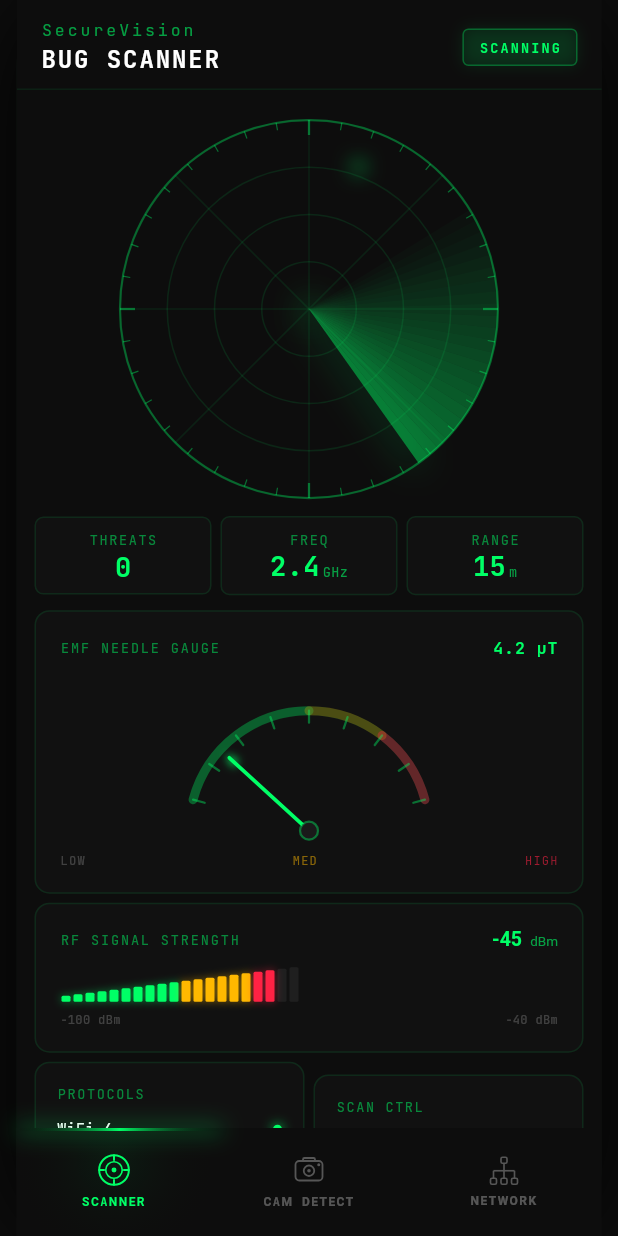
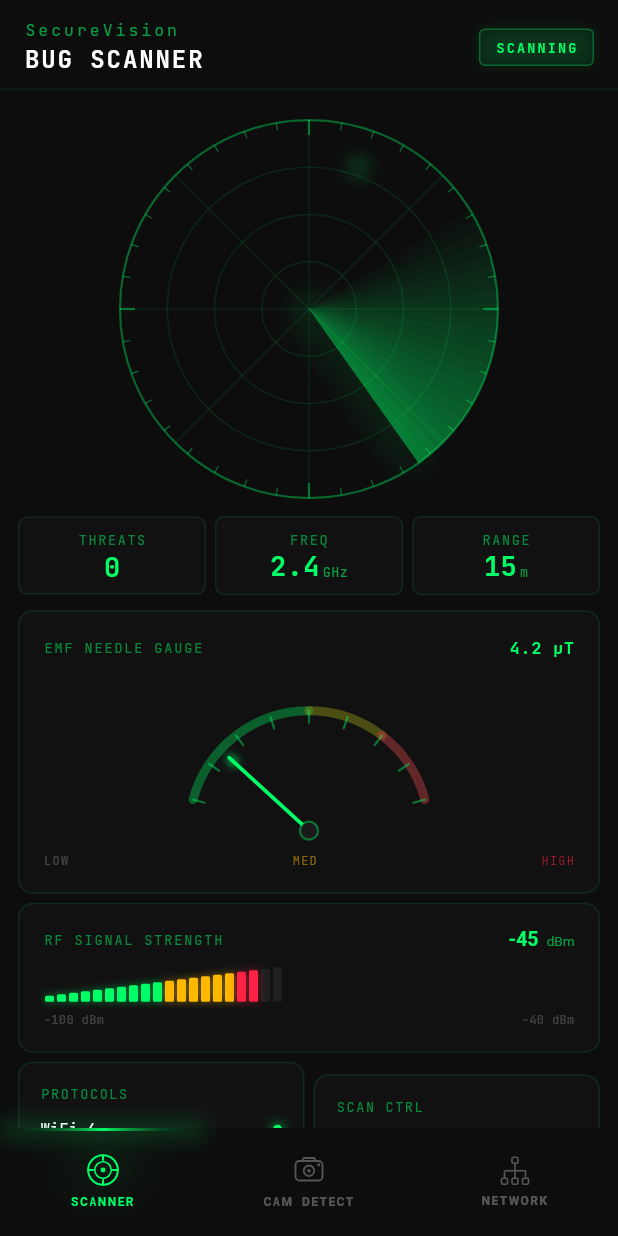
Before and after one commit to sirrobkp/bug_scanner, a Flutter app: the screen it shows after launch, on a phone screen of 412 x 824 dp. Run offline on Flutter 3.47's test engine with Material 3 defaults, Android fonts, the phone set to English and light mode, and no system bars; our stand-ins replace flutter_svg, google_fonts; Roboto replaces fonts that are missing (JetBrainsMono).

Commit message:
version-3

```diff
--- a/lib/app.dart
+++ b/lib/app.dart
@@ -67,43 +67,18 @@ class _AppState extends State<App> with SingleTickerProviderStateMixin {
     final statusBarHeight = MediaQuery.of(context).padding.top;
 
     return Scaffold(
-      body: Center(
-        child: Container(
-          width: MediaQuery.of(context).size.width > 390
-              ? 390
-              : MediaQuery.of(context).size.width,
-          height: MediaQuery.of(context).size.height > 844
-              ? 844
-              : MediaQuery.of(context).size.height,
-          decoration: BoxDecoration(
+      backgroundColor: const Color(0xFF0D0D0D),
+      body: Container(
+        width: double.infinity,
+        height: double.infinity,
         color: const Color(0xFF0D0D0D),
-            borderRadius: BorderRadius.circular(
-              MediaQuery.of(context).size.width > 390 ? 44 : 0,
-            ),
-            boxShadow: const [
-              BoxShadow(
-                color: Color.fromRGBO(0, 255, 102, 0.08),
-                spreadRadius: 0,
-                blurRadius: 0,
-                offset: Offset(0, 0),
-              ),
-              BoxShadow(
-                color: Colors.black,
-                spreadRadius: 0,
-                blurRadius: 60,
-              ),
-            ],
-          ),
         child: Stack(
           children: [
             // Scan line overlay
             IgnorePointer(
               child: Container(
-                  decoration: BoxDecoration(
-                    borderRadius: BorderRadius.circular(
-                      MediaQuery.of(context).size.width > 390 ? 44 : 0,
-                    ),
-                    gradient: const LinearGradient(
+                decoration: const BoxDecoration(
+                  gradient: LinearGradient(
                     begin: Alignment.topCenter,
                     end: Alignment.bottomCenter,
                     colors: [
@@ -122,7 +97,7 @@ class _AppState extends State<App> with SingleTickerProviderStateMixin {
 
             // Screen area - starts after status bar space
             Positioned(
-                top: statusBarHeight,  // Preserve space for status bar
+              top: statusBarHeight,
               left: 0,
               right: 0,
               bottom: 72,
@@ -151,7 +126,6 @@ class _AppState extends State<App> with SingleTickerProviderStateMixin {
           ],
         ),
       ),
-      ),
     );
   }
 }
```
Lines whose indentation alone changed are shown as unchanged.
